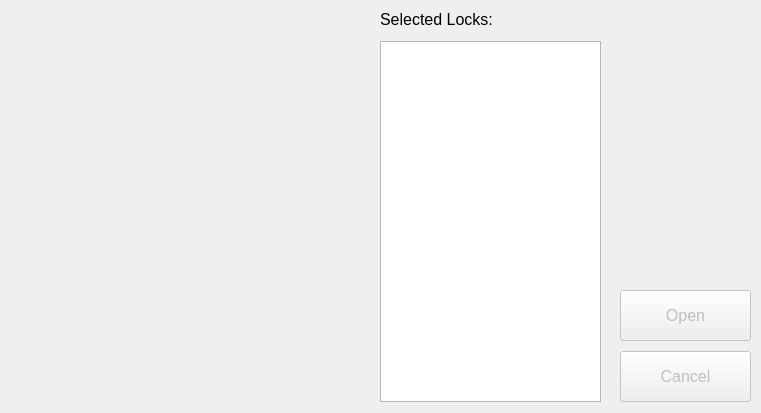
Before: the Qt Designer form Key/selectlockswidget.ui in BuzzSiler/keycodebox-key, drawn with Qt 5.
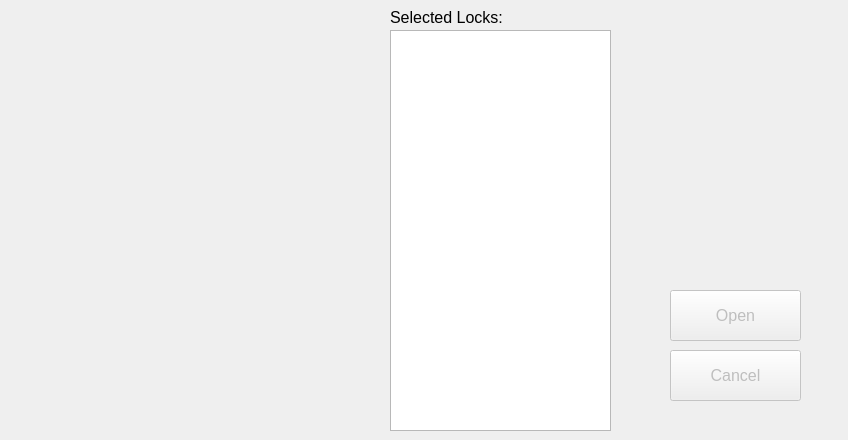
After: the same form once the commit is applied.

The edit to the form file:
```diff
--- a/Key/selectlockswidget.ui
+++ b/Key/selectlockswidget.ui
@@ -9,8 +9,8 @@
    <rect>
     <x>0</x>
     <y>0</y>
-    <width>761</width>
-    <height>413</height>
+    <width>848</width>
+    <height>440</height>
    </rect>
   </property>
   <property name="windowTitle">
@@ -19,8 +19,8 @@
   <widget class="QLabel" name="lblSelectedLocks">
    <property name="geometry">
     <rect>
-     <x>380</x>
-     <y>11</y>
+     <x>390</x>
+     <y>9</y>
      <width>131</width>
      <height>16</height>
     </rect>
@@ -37,10 +37,10 @@
   <widget class="QListWidget" name="lstSelectedLocks">
    <property name="geometry">
     <rect>
-     <x>380</x>
-     <y>41</y>
+     <x>390</x>
+     <y>30</y>
      <width>221</width>
-     <height>361</height>
+     <height>401</height>
     </rect>
    </property>
    <property name="font">
@@ -55,7 +55,7 @@
    </property>
    <property name="geometry">
     <rect>
-     <x>620</x>
+     <x>670</x>
      <y>290</y>
      <width>131</width>
      <height>51</height>
@@ -79,8 +79,8 @@
    </property>
    <property name="geometry">
     <rect>
-     <x>620</x>
-     <y>351</y>
+     <x>670</x>
+     <y>350</y>
      <width>131</width>
      <height>51</height>
     </rect>
@@ -103,7 +103,7 @@
      <x>10</x>
      <y>10</y>
      <width>351</width>
-     <height>391</height>
+     <height>421</height>
     </rect>
    </property>
    <layout class="QVBoxLayout" name="vloLockCabinet"/>
```
